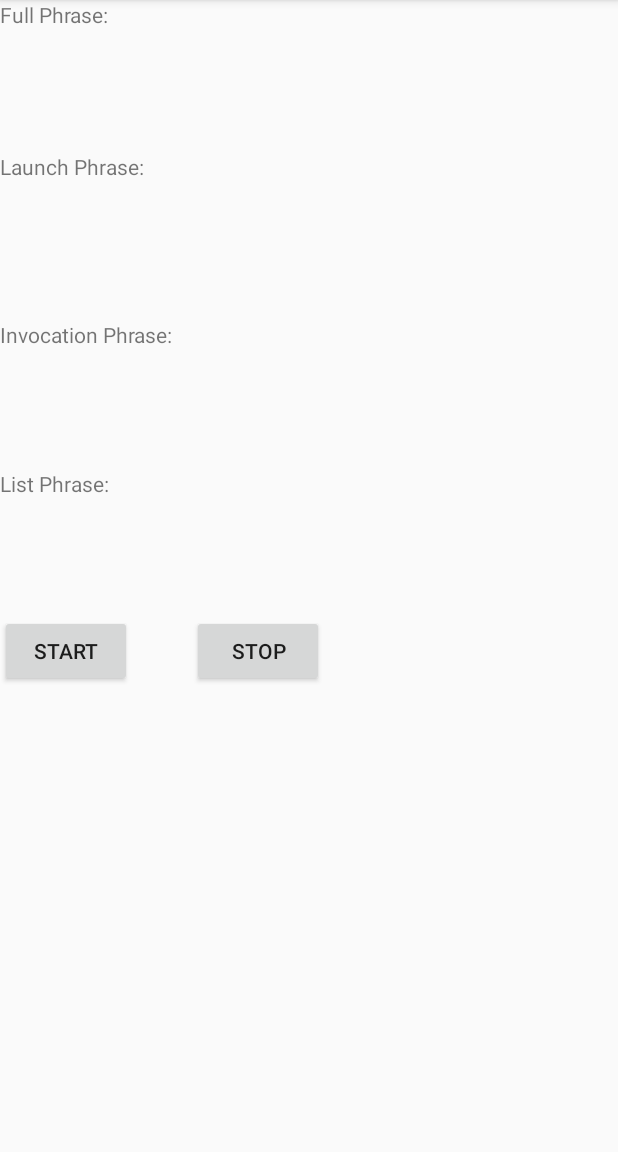
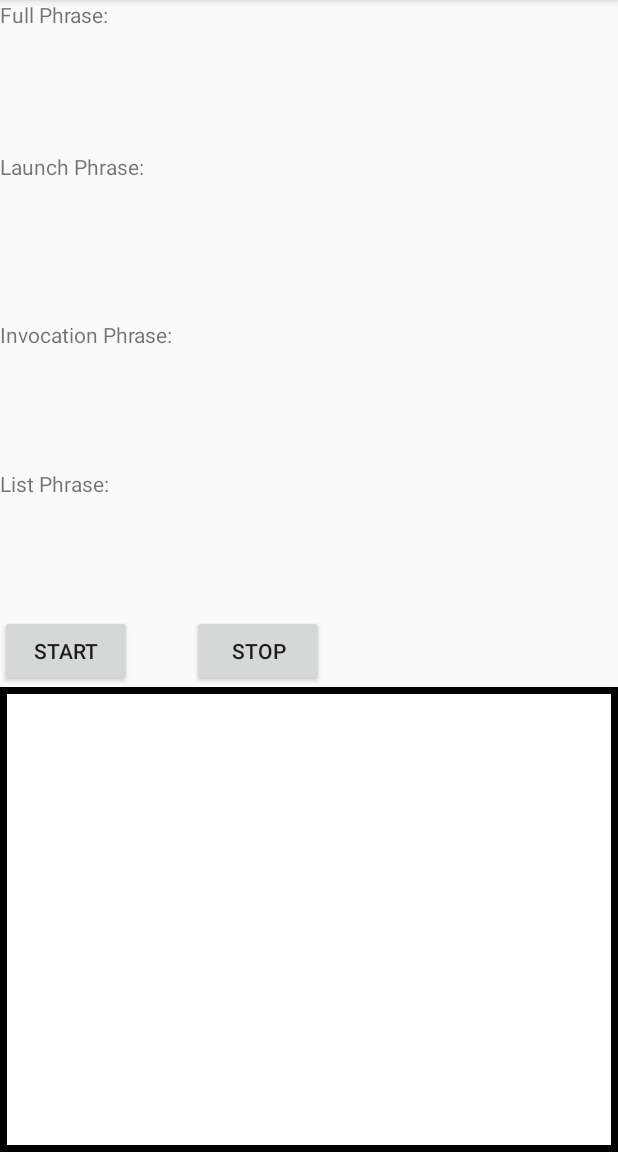
Before and after one commit to Alrobbertz/LIVOX-MQP, an Android app: the screen it shows after launch (MainActivity), on a phone screen of 412 x 824 dp, the part 84-1236 px from its top. Run offline under Robolectric (Android 15) with nearby library versions, the phone set to English and light mode, and no system bars.

Commit message:
Added borders to list entities and formatted list entity width

```diff
--- a/SpeechClassifier/app/src/main/java/com/example/speechclassifier/MainActivity.java
+++ b/SpeechClassifier/app/src/main/java/com/example/speechclassifier/MainActivity.java
@@ -118,6 +118,7 @@ public class MainActivity extends AppCompatActivity implements KeywordManagerCal
         ListEntity newListEntity = new ListEntity(this);
         newListEntity.setImage(image);
         newListEntity.setText(entityName);
+        newListEntity.setLayoutParams(new ListEntity.LayoutParams(200, 300));
 
         listEntities.addView(newListEntity);
     }
--- a/SpeechClassifier/app/src/main/java/com/example/speechclassifier/WebAPIHelper.java
+++ b/SpeechClassifier/app/src/main/java/com/example/speechclassifier/WebAPIHelper.java
@@ -28,7 +28,7 @@ public class WebAPIHelper {
 
         HashMap<String, String> params = new HashMap<String,String>();
         params.put("phrase", utterance);
-        params.put("ngram", "2");
+        params.put("ngram", "3");
         InputStream response = get("http://api.axonbeats.com/offline_entities", params);
         if(response == null){//exception thrown during web request
             //TODO handle this better
--- a/SpeechClassifier/app/src/main/java/com/example/speechclassifier/list_classifier/InvocationDetectorImpl.java
+++ b/SpeechClassifier/app/src/main/java/com/example/speechclassifier/list_classifier/InvocationDetectorImpl.java
@@ -15,6 +15,7 @@ public class InvocationDetectorImpl extends InvocationDetector {
 			put(new Phrase("to have for lunch"), "lunch");
 			put(new Phrase("for lunch"), "lunch");
 			put(new Phrase("to eat for lunch"), "lunch");
+			put(new Phrase("favorite color"), "");
 		}};
 	}
 
--- a/SpeechClassifier/app/src/main/java/com/example/speechclassifier/list_classifier/LaunchDetectorImpl.java
+++ b/SpeechClassifier/app/src/main/java/com/example/speechclassifier/list_classifier/LaunchDetectorImpl.java
@@ -7,7 +7,8 @@ public class LaunchDetectorImpl extends LaunchDetector {
 		private String[] launchStrings  = {
 				"what do you want",
 				"what would you like",
-				"do you want"
+				"do you want",
+				"what is your"
 		};
 		private ArrayList<Phrase> launchPhrases;
 		private void setupLaunchPhrases() {
--- /dev/null
+++ b/SpeechClassifier/app/src/main/res/drawable-xhdpi/border.xml
@@ -0,0 +1,13 @@
+<?xml version="1.0" encoding="utf-8"?>
+<layer-list xmlns:android="http://schemas.android.com/apk/res/android">
+    <item>
+        <shape android:shape="rectangle">
+            <solid android:color="#000000" />
+        </shape>
+    </item>
+    <item android:left="5dp" android:right="5dp"  android:top="5dp" android:bottom="5dp" >
+        <shape android:shape="rectangle">
+            <solid android:color="#FFFFFF" />
+        </shape>
+    </item>
+</layer-list>
--- a/SpeechClassifier/app/src/main/res/layout/activity_main.xml
+++ b/SpeechClassifier/app/src/main/res/layout/activity_main.xml
@@ -77,6 +77,7 @@
         app:layout_constraintHorizontal_bias="0.0"
         app:layout_constraintStart_toStartOf="parent"
         app:layout_constraintTop_toBottomOf="@+id/button2"
-        app:layout_constraintVertical_bias="1.0"/>
+        app:layout_constraintVertical_bias="1.0"
+        android:background="@drawable/border"/>
 
 </androidx.constraintlayout.widget.ConstraintLayout>
--- a/SpeechClassifier/app/src/main/res/layout/list_entity.xml
+++ b/SpeechClassifier/app/src/main/res/layout/list_entity.xml
@@ -5,7 +5,8 @@
     android:layout_width="match_parent"
     android:layout_height="wrap_content"
     android:padding="10dp"
-    tools:context=".ListEntity">
+    tools:context=".ListEntity"
+    android:background="@drawable/border">
 
     <ImageView
         android:id="@+id/image_1"
```
